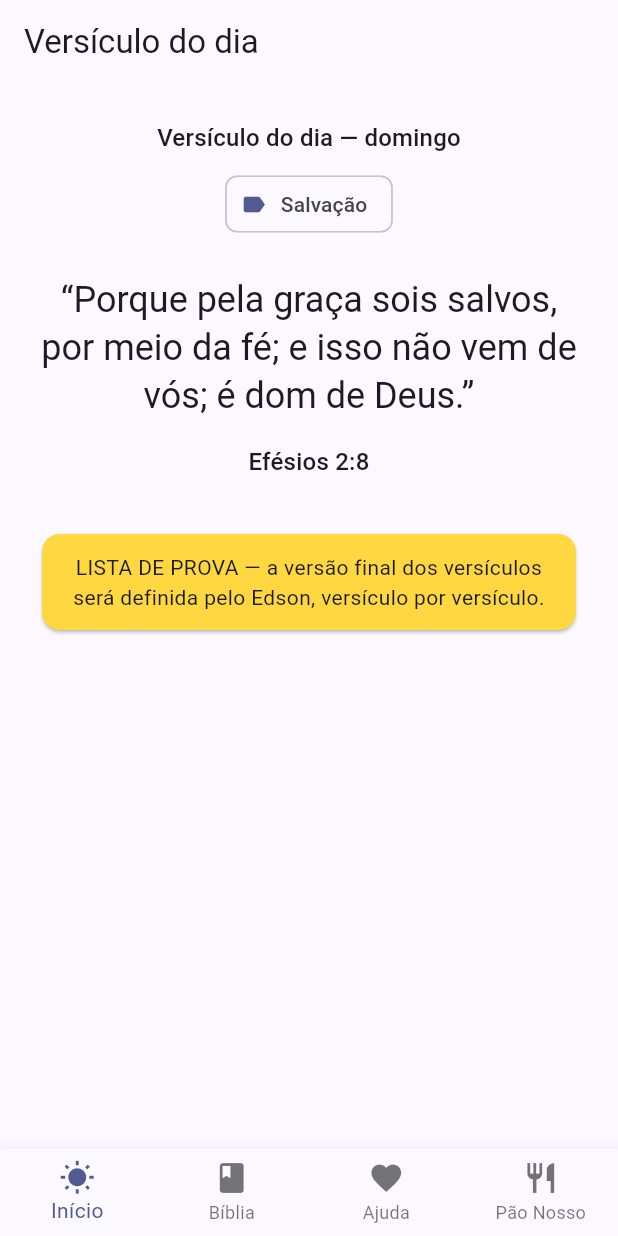
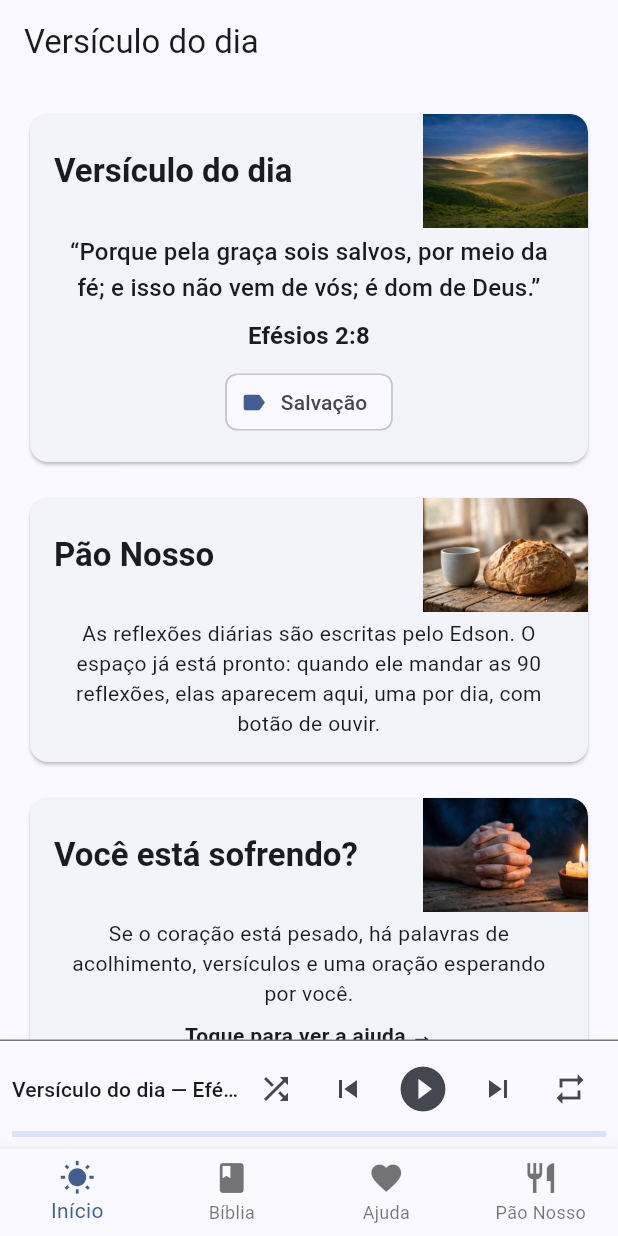
Before and after one commit to edsonssalles-rgb/versiculos-diarios, a Flutter app: the screen it shows after launch, on a phone screen of 412 x 824 dp. Run offline on Flutter 3.47's test engine with Material 3 defaults, Android fonts, the phone set to English and light mode, and no system bars; our stand-ins replace flutter_tts.

Commit message:
MyChurch Home v2: 3 cards, miniplayer, azul profundo e dourado

```diff
--- a/lib/main.dart
+++ b/lib/main.dart
@@ -3,26 +3,44 @@ import 'screens/inicio.dart';
 import 'screens/biblia.dart';
 import 'screens/ajuda.dart';
 import 'screens/pao_nosso.dart';
+import 'widgets/miniplayer.dart';
 
 void main() {
-  runApp(const VersiculosDiariosApp());
+  runApp(const MyChurchApp());
 }
 
-/// Versículos Diários — versão 1 (Fase 1: esqueleto + conteúdo de prova).
+/// MyChurch — Fase 1, passo 2: Início com 3 cards + miniplayer.
 ///
-/// 4 telas: Início (versículo do dia), Bíblia (ARC embutida),
+/// 4 abas: Início (3 cards), Bíblia (ARC embutida),
 /// Ajuda (fichas por tema) e Pão Nosso (reflexão do dia — conteúdo do Edson).
-class VersiculosDiariosApp extends StatelessWidget {
-  const VersiculosDiariosApp({super.key});
+/// Cores: azul profundo (principal) + dourado suave (destaque);
+/// claro/escuro segue o sistema do celular (ThemeMode.system).
+class MyChurchApp extends StatelessWidget {
+  const MyChurchApp({super.key});
+
+  static const _azulProfundo = Color(0xFF0B2A5B);
+  static const _dourado = Color(0xFFC9A227);
 
   @override
   Widget build(BuildContext context) {
     return MaterialApp(
-      title: 'Versículos Diários',
+      title: 'MyChurch',
       theme: ThemeData(
-        colorScheme: ColorScheme.fromSeed(seedColor: Colors.indigo),
+        colorScheme: ColorScheme.fromSeed(
+          seedColor: _azulProfundo,
+          secondary: _dourado,
+        ),
         useMaterial3: true,
       ),
+      darkTheme: ThemeData(
+        colorScheme: ColorScheme.fromSeed(
+          seedColor: _azulProfundo,
+          brightness: Brightness.dark,
+          secondary: _dourado,
+        ),
+        useMaterial3: true,
+      ),
+      themeMode: ThemeMode.system,
       home: const TelaPrincipal(),
     );
   }
@@ -38,13 +56,6 @@ class TelaPrincipal extends StatefulWidget {
 class _TelaPrincipalState extends State<TelaPrincipal> {
   int _indice = 0;
 
-  static const List<Widget> _telas = <Widget>[
-    TelaInicio(),
-    TelaBiblia(),
-    TelaAjuda(),
-    TelaPaoNosso(),
-  ];
-
   static const List<String> _titulos = <String>[
     'Versículo do dia',
     'Bíblia',
@@ -52,11 +63,27 @@ class _TelaPrincipalState extends State<TelaPrincipal> {
     'Pão Nosso',
   ];
 
+  void _irPara(int i) => setState(() => _indice = i);
+
   @override
   Widget build(BuildContext context) {
+    final telas = <Widget>[
+      TelaInicio(
+        onIrParaAjuda: () => _irPara(2),
+        onIrParaPaoNosso: () => _irPara(3),
+      ),
+      const TelaBiblia(),
+      const TelaAjuda(),
+      const TelaPaoNosso(),
+    ];
     return Scaffold(
       appBar: AppBar(title: Text(_titulos[_indice])),
-      body: _telas[_indice],
+      body: Column(
+        children: [
+          Expanded(child: telas[_indice]),
+          const Miniplayer(),
+        ],
+      ),
       bottomNavigationBar: BottomNavigationBar(
         currentIndex: _indice,
         type: BottomNavigationBarType.fixed,
--- a/lib/screens/inicio.dart
+++ b/lib/screens/inicio.dart
@@ -1,70 +1,249 @@
 import 'package:flutter/material.dart';
 import '../services/dados.dart';
 
-/// Tela Início: versículo do dia.
-/// O dia do ano escolhe o versículo da lista (de prova, por enquanto).
-/// Tocar no versículo abre o capítulo inteiro na tela Bíblia (Fase 2).
-class TelaInicio extends StatelessWidget {
-  const TelaInicio({super.key});
+/// Tela Início (MyChurch): 3 cards + aviso de lista de prova.
+///
+/// - Versículo do dia (texto, referência e tema)
+/// - Pão Nosso (reflexão do dia, escrita pelo Edson)
+/// - "Você está sofrendo?" (tocar leva para a aba Ajuda)
+///
+/// Cada card tem uma faixa no topo: título à esquerda, foto à direita,
+/// texto nunca sobre a imagem. O ciclo semanal é só lógica interna:
+/// nenhum dia da semana aparece como texto visível aqui.
+class TelaInicio extends StatefulWidget {
+  const TelaInicio({
+    super.key,
+    required this.onIrParaAjuda,
+    required this.onIrParaPaoNosso,
+  });
+
+  final VoidCallback onIrParaAjuda;
+  final VoidCallback onIrParaPaoNosso;
+
+  @override
+  State<TelaInicio> createState() => _TelaInicioState();
+}
+
+class _TelaInicioState extends State<TelaInicio> {
+  Map<String, dynamic>? _versiculos;
+  Map<String, dynamic>? _paoNosso;
+  String? _erro;
+
+  @override
+  void initState() {
+    super.initState();
+    _carregar();
+  }
+
+  Future<void> _carregar() async {
+    try {
+      final v = await Dados.versiculosDoDia();
+      final p = await Dados.paoNosso();
+      if (mounted) {
+        setState(() {
+          _versiculos = v;
+          _paoNosso = p;
+        });
+      }
+    } catch (_) {
+      if (mounted) {
+        setState(() => _erro = 'Não foi possível carregar a tela inicial.');
+      }
+    }
+  }
 
   @override
   Widget build(BuildContext context) {
-    return FutureBuilder<Map<String, dynamic>>(
-      future: Dados.versiculosDoDia(),
-      builder: (context, snap) {
-        if (snap.connectionState != ConnectionState.done) {
+    if (_erro != null) {
+      return Center(child: Text(_erro!));
+    }
+    if (_versiculos == null || _paoNosso == null) {
       return const Center(child: CircularProgressIndicator());
     }
-        if (snap.hasError || !snap.hasData) {
-          return const Center(child: Text('Não foi possível carregar o versículo do dia.'));
-        }
-        final dados = snap.data!;
-        final lista = dados['versiculos'] as List<dynamic>;
+
+    final lista = _versiculos!['versiculos'] as List<dynamic>;
     final v = Dados.versiculoDoDia(lista, DateTime.now());
-        final ehProva = dados['lista'] == 'prova';
+    final ehProva = _versiculos!['lista'] == 'prova';
+    final reflexoes = (_paoNosso!['reflexoes'] as List<dynamic>?) ?? [];
+
     return SingleChildScrollView(
-          padding: const EdgeInsets.all(24),
+      padding: const EdgeInsets.fromLTRB(16, 16, 16, 24),
       child: Column(
         crossAxisAlignment: CrossAxisAlignment.stretch,
         children: [
+          _CartaoHome(
+            titulo: 'Versículo do dia',
+            imagem: 'assets/images/versiculo.jpg',
+            filhos: [
               Text(
-                'Versículo do dia — ${v['dia_da_semana']}',
+                '“${v['texto_arc']}”',
                 style: Theme.of(context).textTheme.titleMedium,
                 textAlign: TextAlign.center,
               ),
               const SizedBox(height: 8),
-              Chip(
+              Text(
+                v['referencia'],
+                style: Theme.of(context)
+                    .textTheme
+                    .titleMedium
+                    ?.copyWith(fontWeight: FontWeight.bold),
+                textAlign: TextAlign.center,
+              ),
+              const SizedBox(height: 8),
+              Center(
+                child: Chip(
                   label: Text(v['tema']),
                   avatar: const Icon(Icons.label, size: 18),
                 ),
-              const SizedBox(height: 24),
-              Text(
-                '“${v['texto_arc']}”',
-                style: Theme.of(context).textTheme.headlineSmall,
+              ),
+            ],
+          ),
+          const SizedBox(height: 16),
+          _CartaoHome(
+            titulo: 'Pão Nosso',
+            imagem: 'assets/images/pao_nosso.jpg',
+            onTap: widget.onIrParaPaoNosso,
+            filhos: [
+              if (reflexoes.isEmpty)
+                const Text(
+                  'As reflexões diárias são escritas pelo Edson. '
+                  'O espaço já está pronto: quando ele mandar as 90 reflexões, '
+                  'elas aparecem aqui, uma por dia, com botão de ouvir.',
+                  textAlign: TextAlign.center,
+                )
+              else
+                _ReflexaoDoDia(reflexoes: reflexoes),
+            ],
+          ),
+          const SizedBox(height: 16),
+          _CartaoHome(
+            titulo: 'Você está sofrendo?',
+            imagem: 'assets/images/sofrendo.jpg',
+            onTap: widget.onIrParaAjuda,
+            filhos: [
+              const Text(
+                'Se o coração está pesado, há palavras de acolhimento, '
+                'versículos e uma oração esperando por você.',
                 textAlign: TextAlign.center,
               ),
-              const SizedBox(height: 16),
-              Text(
-                v['referencia'],
-                style: Theme.of(context).textTheme.titleMedium,
+              const SizedBox(height: 8),
+              const Center(
+                child: Text(
+                  'Toque para ver a ajuda →',
+                  style: TextStyle(fontWeight: FontWeight.bold),
                   textAlign: TextAlign.center,
                 ),
-              const SizedBox(height: 32),
+              ),
+            ],
+          ),
+          const SizedBox(height: 16),
           if (ehProva)
             const Card(
               color: Colors.amberAccent,
               child: Padding(
-                    padding: EdgeInsets.all(12),
+                padding: EdgeInsets.all(10),
                 child: Text(
                   'LISTA DE PROVA — a versão final dos versículos será definida pelo Edson, versículo por versículo.',
                   textAlign: TextAlign.center,
+                  style: TextStyle(fontSize: 12),
                 ),
               ),
             ),
         ],
       ),
     );
-      },
+  }
+}
+
+/// Título da reflexão do dia (mesma regra da tela Pão Nosso).
+class _ReflexaoDoDia extends StatelessWidget {
+  const _ReflexaoDoDia({required this.reflexoes});
+
+  final List<dynamic> reflexoes;
+
+  @override
+  Widget build(BuildContext context) {
+    final hoje = DateTime.now();
+    final diaDoAno = hoje.difference(DateTime(hoje.year, 1, 1)).inDays + 1;
+    final r =
+        reflexoes[(diaDoAno - 1) % reflexoes.length] as Map<String, dynamic>;
+    return Column(
+      children: [
+        Text(
+          r['titulo'],
+          style: Theme.of(context)
+              .textTheme
+              .titleMedium
+              ?.copyWith(fontWeight: FontWeight.bold),
+          textAlign: TextAlign.center,
+        ),
+        const SizedBox(height: 4),
+        Text(r['referencia'], textAlign: TextAlign.center),
+      ],
     );
   }
 }
+
+/// Card da Início: faixa no topo com o título à esquerda e a foto
+/// à direita; o corpo fica abaixo da faixa, nunca sobre a imagem.
+class _CartaoHome extends StatelessWidget {
+  const _CartaoHome({
+    required this.titulo,
+    required this.imagem,
+    required this.filhos,
+    this.onTap,
+  });
+
+  final String titulo;
+  final String imagem;
+  final List<Widget> filhos;
+  final VoidCallback? onTap;
+
+  @override
+  Widget build(BuildContext context) {
+    final conteudo = Card(
+      clipBehavior: Clip.antiAlias,
+      child: Column(
+        crossAxisAlignment: CrossAxisAlignment.stretch,
+        children: [
+          Row(
+            children: [
+              Expanded(
+                child: Padding(
+                  padding: const EdgeInsets.fromLTRB(16, 12, 8, 12),
+                  child: Text(
+                    titulo,
+                    style: Theme.of(context)
+                        .textTheme
+                        .titleLarge
+                        ?.copyWith(fontWeight: FontWeight.bold),
+                  ),
+                ),
+              ),
+              ClipRRect(
+                borderRadius: const BorderRadius.only(
+                  topRight: Radius.circular(12),
+                ),
+                child: Image.asset(
+                  imagem,
+                  width: 110,
+                  height: 76,
+                  fit: BoxFit.cover,
+                ),
+              ),
+            ],
+          ),
+          Padding(
+            padding: const EdgeInsets.fromLTRB(16, 4, 16, 16),
+            child: Column(
+              crossAxisAlignment: CrossAxisAlignment.stretch,
+              children: filhos,
+            ),
+          ),
+        ],
+      ),
+    );
+    if (onTap == null) return conteudo;
+    return InkWell(onTap: onTap, child: conteudo);
+  }
+}
--- /dev/null
+++ b/lib/widgets/miniplayer.dart
@@ -0,0 +1,225 @@
+import 'dart:async';
+import 'dart:math';
+import 'package:flutter/material.dart';
+import 'package:flutter_tts/flutter_tts.dart';
+import '../services/dados.dart';
+
+/// Miniplayer estilo Spotify, fixo no rodapé do app (acima da barra de abas).
+///
+/// Lê o versículo do dia em voz alta (flutter_tts, pt-BR, velocidade 0.9).
+/// Controles: aleatório, anterior, play/pause, próximo, repetir.
+/// Anterior/próximo andam um versículo na lista de prova (90 versículos);
+/// com o aleatório ligado, o próximo sorteia outro versículo.
+///
+/// A barra de progresso é ESTIMADA a partir da quantidade de palavras
+/// (cerca de 150 palavras por minuto na velocidade 0.9) — nunca é uma
+/// posição exata da fala, porque o flutter_tts não informa o progresso.
+class Miniplayer extends StatefulWidget {
+  const Miniplayer({super.key});
+
+  @override
+  State<Miniplayer> createState() => _MiniplayerState();
+}
+
+class _MiniplayerState extends State<Miniplayer> {
+  final FlutterTts _tts = FlutterTts();
+  List<dynamic>? _versiculos;
+  int _indice = 0;
+  bool _tocando = false;
+  bool _aleatorio = false;
+  bool _repetir = false;
+  Timer? _temporizador;
+  Duration _decorrido = Duration.zero;
+  Duration _estimado = Duration.zero;
+
+  @override
+  void initState() {
+    super.initState();
+    _tts.setLanguage('pt-BR');
+    _tts.setSpeechRate(0.9);
+    _tts.setCompletionHandler(() {
+      if (!mounted || !_tocando) return;
+      if (_repetir) {
+        unawaited(_falarAtual());
+      } else {
+        unawaited(_proximo());
+      }
+    });
+    _carregar();
+  }
+
+  @override
+  void dispose() {
+    _temporizador?.cancel();
+    _tts.stop();
+    super.dispose();
+  }
+
+  Future<void> _carregar() async {
+    final dados = await Dados.versiculosDoDia();
+    if (!mounted) return;
+    final lista = dados['versiculos'] as List<dynamic>;
+    final hoje = Dados.versiculoDoDia(lista, DateTime.now());
+    setState(() {
+      _versiculos = lista;
+      _indice = lista.indexOf(hoje);
+      if (_indice < 0) _indice = 0;
+    });
+  }
+
+  Map<String, dynamic>? get _atual {
+    if (_versiculos == null || _versiculos!.isEmpty) return null;
+    return _versiculos![_indice] as Map<String, dynamic>;
+  }
+
+  /// Duração estimada da fala: ~150 palavras por minuto na velocidade 0.9.
+  Duration _estimarDuracao(String texto) {
+    final palavras = texto.trim().split(RegExp(r'\s+')).length;
+    final segundos = palavras / 2.5; // 150 palavras por minuto
+    return Duration(milliseconds: (segundos * 1000).round());
+  }
+
+  Future<void> _falarAtual() async {
+    final v = _atual;
+    if (v == null) return;
+    final texto = '${v['referencia']}. ${v['texto_arc']}';
+    _estimado = _estimarDuracao(texto);
+    _decorrido = Duration.zero;
+    _iniciarTemporizador();
+    setState(() => _tocando = true);
+    await _tts.speak(texto);
+  }
+
+  void _iniciarTemporizador() {
+    _temporizador?.cancel();
+    _temporizador = Timer.periodic(const Duration(milliseconds: 500), (_) {
+      if (!mounted || !_tocando) return;
+      setState(() {
+        _decorrido += const Duration(milliseconds: 500);
+        if (_decorrido >= _estimado) _decorrido = _estimado;
+      });
+    });
+  }
+
+  Future<void> _parar() async {
+    _temporizador?.cancel();
+    await _tts.stop();
+    if (mounted) {
+      setState(() {
+        _tocando = false;
+        _decorrido = Duration.zero;
+      });
+    }
+  }
+
+  Future<void> _alternarPlay() async {
+    if (_tocando) {
+      await _parar();
+    } else {
+      await _falarAtual();
+    }
+  }
+
+  Future<void> _irPara(int novoIndice) async {
+    if (_versiculos == null || _versiculos!.isEmpty) return;
+    final estavaTocando = _tocando;
+    await _parar();
+    if (!mounted) return;
+    setState(() => _indice = novoIndice);
+    if (estavaTocando) await _falarAtual();
+  }
+
+  Future<void> _proximo() {
+    final n = _versiculos!.length;
+    if (_aleatorio && n > 1) {
+      var sorteado = _indice;
+      while (sorteado == _indice) {
+        sorteado = Random().nextInt(n);
+      }
+      return _irPara(sorteado);
+    } else {
+      return _irPara((_indice + 1) % n);
+    }
+  }
+
+  Future<void> _anterior() {
+    final n = _versiculos!.length;
+    return _irPara((_indice - 1 + n) % n);
+  }
+
+  @override
+  Widget build(BuildContext context) {
+    final v = _atual;
+    final titulo = v == null
+        ? 'Versículo do dia'
+        : 'Versículo do dia — ${v['referencia']}';
+    final corDestaque = Theme.of(context).colorScheme.secondary;
+    final progresso = _estimado.inMilliseconds == 0
+        ? 0.0
+        : (_decorrido.inMilliseconds / _estimado.inMilliseconds)
+            .clamp(0.0, 1.0);
+    return Container(
+      decoration: BoxDecoration(
+        color: Theme.of(context).colorScheme.surface,
+        border: Border(top: BorderSide(color: Theme.of(context).dividerColor)),
+      ),
+      padding: const EdgeInsets.fromLTRB(8, 6, 8, 8),
+      child: Column(
+        mainAxisSize: MainAxisSize.min,
+        children: [
+          Row(
+            children: [
+              Expanded(
+                child: Text(
+                  titulo,
+                  overflow: TextOverflow.ellipsis,
+                  style: Theme.of(context).textTheme.titleSmall,
+                ),
+              ),
+              IconButton(
+                icon: Icon(
+                  Icons.shuffle,
+                  color: _aleatorio ? corDestaque : null,
+                ),
+                tooltip: 'Aleatório',
+                onPressed: v == null
+                    ? null
+                    : () => setState(() => _aleatorio = !_aleatorio),
+              ),
+              IconButton(
+                icon: const Icon(Icons.skip_previous),
+                tooltip: 'Anterior',
+                onPressed: v == null ? null : _anterior,
+              ),
+              IconButton(
+                icon: Icon(
+                  _tocando ? Icons.pause_circle_filled : Icons.play_circle_filled,
+                  size: 36,
+                ),
+                tooltip: _tocando ? 'Pausar' : 'Ouvir',
+                onPressed: v == null ? null : _alternarPlay,
+              ),
+              IconButton(
+                icon: const Icon(Icons.skip_next),
+                tooltip: 'Próximo',
+                onPressed: v == null ? null : _proximo,
+              ),
+              IconButton(
+                icon: Icon(
+                  Icons.repeat,
+                  color: _repetir ? corDestaque : null,
+                ),
+                tooltip: 'Repetir',
+                onPressed: v == null
+                    ? null
+                    : () => setState(() => _repetir = !_repetir),
+              ),
+            ],
+          ),
+          const SizedBox(height: 2),
+          LinearProgressIndicator(value: progresso),
+        ],
+      ),
+    );
+  }
+}
--- a/pubspec.yaml
+++ b/pubspec.yaml
@@ -1,5 +1,5 @@
 name: versiculos_diarios
-description: "Versículos Diários — app cristão: versículo do dia, Bíblia (ARC), ajuda por tema e Pão Nosso."
+description: "MyChurch — app cristão: versículo do dia, Bíblia (ARC), ajuda por tema e Pão Nosso."
 publish_to: "none"
 version: 0.1.0+1
 
@@ -28,3 +28,6 @@ flutter:
     - assets/versiculos/versiculos_90_prova.json
     - assets/ajuda/fichas_ajuda_rascunho.json
     - assets/pao_nosso/pao_nosso.json
+    - assets/images/versiculo.jpg
+    - assets/images/pao_nosso.jpg
+    - assets/images/sofrendo.jpg
```
Also changed, not shown: INSTRUCOES.txt (added, +42 -0 lines), assets/images/pao_nosso.jpg (added), assets/images/sofrendo.jpg (added), assets/images/versiculo.jpg (added). Lines whose indentation alone changed are shown as unchanged.
